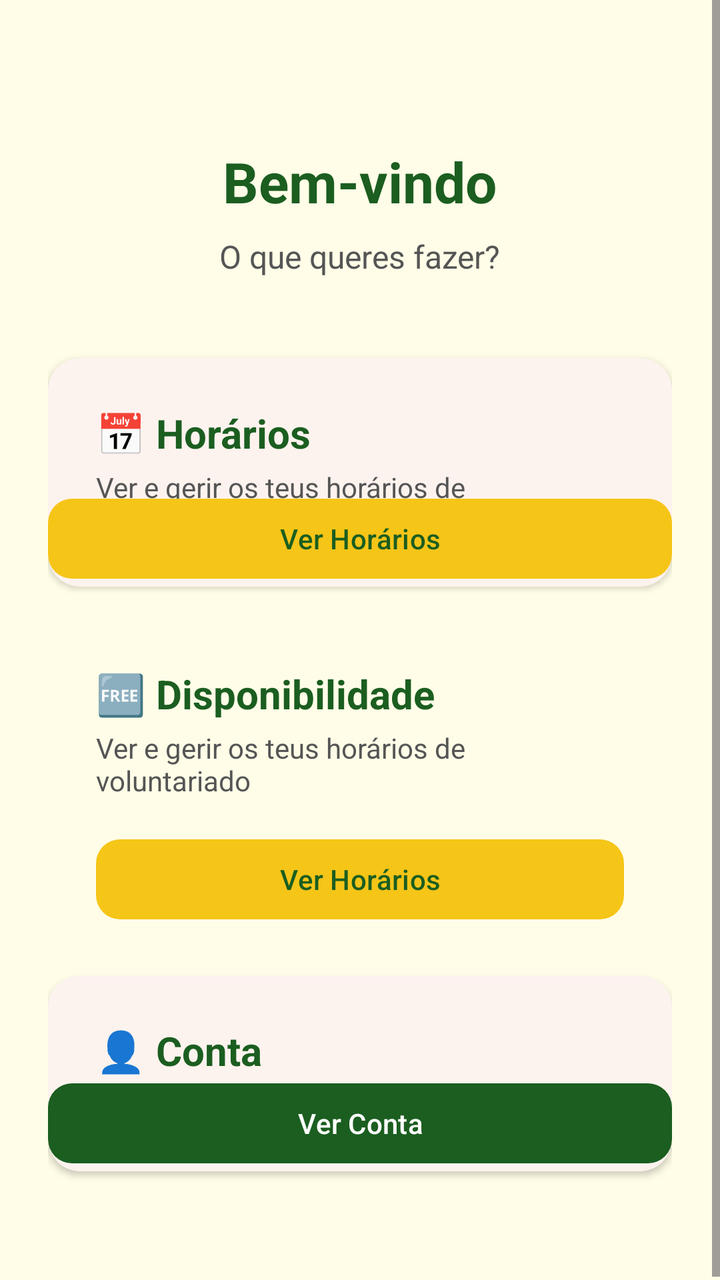
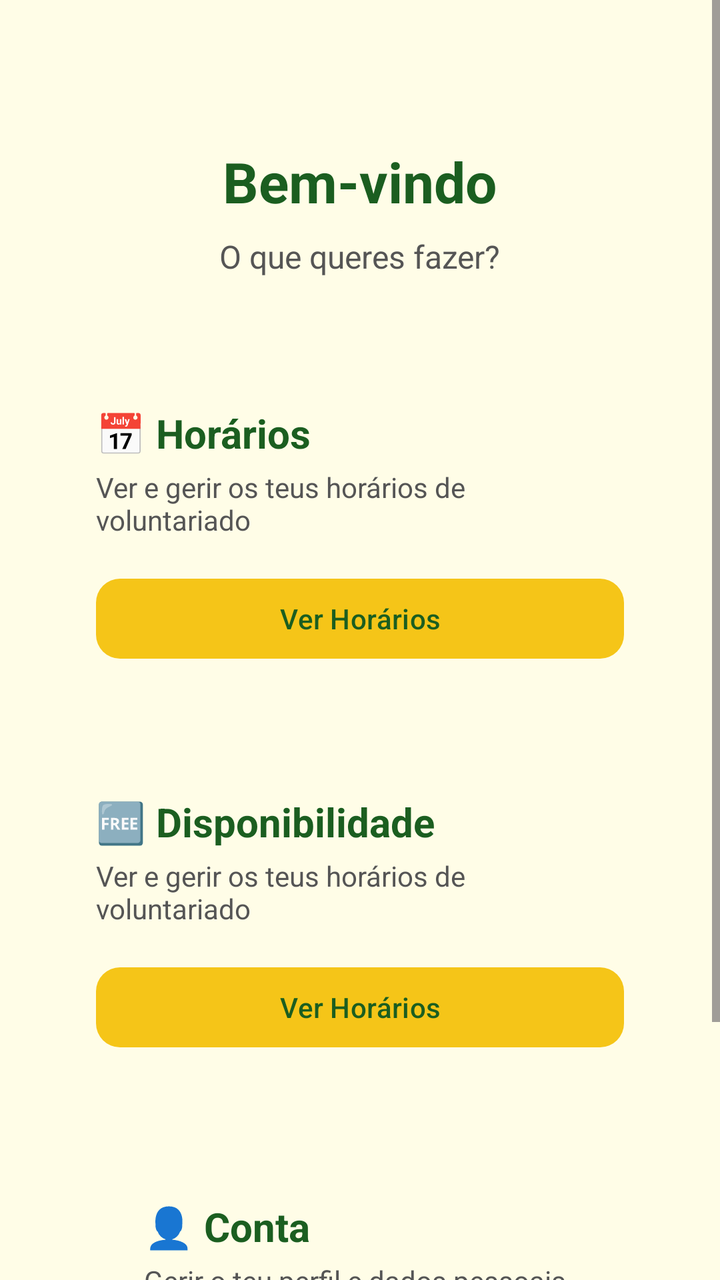

An Android layout rendered at two revisions. The XML below is the earlier revision; the diff shows what the commit changed to produce the second picture.
<!-- AndroidManifest.xml: application theme Theme.PrimeiraApp -->
<!-- res/layout/activity_home_page.xml -->
<ScrollView xmlns:android="http://schemas.android.com/apk/res/android"
    xmlns:app="http://schemas.android.com/apk/res-auto"
    xmlns:tools="http://schemas.android.com/tools"
    android:layout_width="match_parent"
    android:layout_height="match_parent"
    android:background="@color/background"
    android:fillViewport="true"
    tools:context=".HomePage">

    <LinearLayout
        android:layout_width="match_parent"
        android:layout_height="wrap_content"
        android:orientation="vertical"
        android:padding="24dp"
        android:gravity="center_horizontal">

        <TextView
            android:layout_width="wrap_content"
            android:layout_height="wrap_content"
            android:text="Bem-vindo"
            android:textSize="28sp"
            android:textStyle="bold"
            android:textColor="@color/text_primary"
            android:layout_marginTop="48dp" />

        <TextView
            android:layout_width="wrap_content"
            android:layout_height="wrap_content"
            android:text="O que queres fazer?"
            android:textSize="16sp"
            android:textColor="@color/text_secondary"
            android:layout_marginTop="8dp"
            android:layout_marginBottom="40dp" />

        <com.google.android.material.card.MaterialCardView
            android:layout_width="match_parent"
            android:layout_height="wrap_content"
            app:cardCornerRadius="16dp"
            app:cardElevation="2dp"
            app:strokeWidth="0dp"
            android:layout_marginBottom="16dp">

            <LinearLayout
                android:layout_width="match_parent"
                android:layout_height="wrap_content"
                android:orientation="vertical"
                android:padding="24dp"
                android:gravity="center_vertical">

                <TextView
                    android:layout_width="wrap_content"
                    android:layout_height="wrap_content"
                    android:text="📅 Horários"
                    android:textSize="20sp"
                    android:textStyle="bold"
                    android:textColor="@color/text_primary" />

                <TextView
                    android:layout_width="wrap_content"
                    android:layout_height="wrap_content"
                    android:text="Ver e gerir os teus horários de voluntariado"
                    android:textSize="14sp"
                    android:textColor="@color/text_secondary"
                    android:layout_marginTop="4dp" />

            </LinearLayout>

            <com.google.android.material.button.MaterialButton
                android:id="@+id/SchButton"
                android:layout_width="match_parent"
                android:layout_height="wrap_content"
                android:layout_gravity="bottom"
                android:text="Ver Horários"
                android:textSize="14sp"
                app:cornerRadius="12dp"
                app:backgroundTint="@color/primary"
                android:textColor="@color/on_primary"
                android:layout_marginTop="16dp" />

        </com.google.android.material.card.MaterialCardView>


        <LinearLayout
            android:layout_width="match_parent"
            android:layout_height="wrap_content"
            android:orientation="vertical"
            android:padding="24dp"
            android:gravity="center_vertical">

            <TextView
                android:layout_width="wrap_content"
                android:layout_height="wrap_content"
                android:text="🆓 Disponibilidade"
                android:textSize="20sp"
                android:textStyle="bold"
                android:textColor="@color/text_primary" />

            <TextView
                android:layout_width="wrap_content"
                android:layout_height="wrap_content"
                android:text="Ver e gerir os teus horários de voluntariado"
                android:textSize="14sp"
                android:textColor="@color/text_secondary"
                android:layout_marginTop="4dp" />

            <com.google.android.material.button.MaterialButton
                android:id="@+id/dispButton"
                android:layout_width="match_parent"
                android:layout_height="wrap_content"
                android:layout_gravity="bottom"
                android:text="Ver Horários"
                android:textSize="14sp"
                app:cornerRadius="12dp"
                app:backgroundTint="@color/primary"
                android:textColor="@color/on_primary"
                android:layout_marginTop="16dp" />

        </LinearLayout>

        <com.google.android.material.card.MaterialCardView
            android:layout_width="match_parent"
            android:layout_height="wrap_content"
            app:cardCornerRadius="16dp"
            app:cardElevation="2dp"
            app:strokeWidth="0dp"
            android:layout_marginBottom="16dp">

            <LinearLayout
                android:layout_width="match_parent"
                android:layout_height="wrap_content"
                android:orientation="vertical"
                android:padding="24dp"
                android:gravity="center_vertical">

                <TextView
                    android:layout_width="wrap_content"
                    android:layout_height="wrap_content"
                    android:text="👤 Conta"
                    android:textSize="20sp"
                    android:textStyle="bold"
                    android:textColor="@color/text_primary" />

                <TextView
                    android:layout_width="wrap_content"
                    android:layout_height="wrap_content"
                    android:text="Gerir o teu perfil e dados pessoais"
                    android:textSize="14sp"
                    android:textColor="@color/text_secondary"
                    android:layout_marginTop="4dp" />

            </LinearLayout>

            <com.google.android.material.button.MaterialButton
                android:id="@+id/AccButton"
                android:layout_width="match_parent"
                android:layout_height="wrap_content"
                android:layout_gravity="bottom"
                android:text="Ver Conta"
                android:textSize="14sp"
                app:cornerRadius="12dp"
                app:backgroundTint="@color/secondary"
                android:textColor="@color/on_secondary"
                android:layout_marginTop="16dp" />

        </com.google.android.material.card.MaterialCardView>

        <com.google.android.material.card.MaterialCardView
            android:layout_width="match_parent"
            android:layout_height="wrap_content"
            app:cardCornerRadius="16dp"
            app:cardElevation="2dp"
            app:strokeWidth="0dp"
            android:layout_marginBottom="16dp" />



    </LinearLayout>

</ScrollView>
<!-- resources referenced by this layout -->
<resources>
  <color name="background">#FFFDE7</color>
  <color name="on_primary">#1B5E20</color>
  <color name="on_secondary">#FFFFFF</color>
  <color name="primary">#F5C518</color>
  <color name="secondary">#1B5E20</color>
  <color name="text_primary">#1B5E20</color>
  <color name="text_secondary">#555555</color>
  <style name="Theme.PrimeiraApp" parent="Base.Theme.PrimeiraApp" />
  <style name="Base.Theme.PrimeiraApp" parent="Theme.Material3.DayNight.NoActionBar">
          <item name="colorPrimary">@color/primary</item>
          <item name="colorOnPrimary">@color/on_primary</item>
          <item name="colorPrimaryContainer">@color/primary_container</item>
          <item name="colorSecondary">@color/secondary</item>
          <item name="colorOnSecondary">@color/on_secondary</item>
          <item name="android:statusBarColor">@color/secondary</item>
          <item name="android:windowBackground">@color/background</item>
      </style>
  <color name="primary_container">#FFFDE7</color>
</resources>

<!-- the commit's change to res/layout/activity_home_page.xml (unified diff, before → after) -->
@@ -32,44 +32,34 @@
             android:layout_marginTop="8dp"
             android:layout_marginBottom="40dp" />
 
-        <com.google.android.material.card.MaterialCardView
+        <LinearLayout
             android:layout_width="match_parent"
             android:layout_height="wrap_content"
-            app:cardCornerRadius="16dp"
-            app:cardElevation="2dp"
-            app:strokeWidth="0dp"
+            android:orientation="vertical"
+            android:padding="24dp"
+            android:gravity="center_vertical"
             android:layout_marginBottom="16dp">
 
-            <LinearLayout
-                android:layout_width="match_parent"
+            <TextView
+                android:layout_width="wrap_content"
                 android:layout_height="wrap_content"
-                android:orientation="vertical"
-                android:padding="24dp"
-                android:gravity="center_vertical">
+                android:text="📅 Horários"
+                android:textSize="20sp"
+                android:textStyle="bold"
+                android:textColor="@color/text_primary" />
 
-                <TextView
-                    android:layout_width="wrap_content"
-                    android:layout_height="wrap_content"
-                    android:text="📅 Horários"
-                    android:textSize="20sp"
-                    android:textStyle="bold"
-                    android:textColor="@color/text_primary" />
-
-                <TextView
-                    android:layout_width="wrap_content"
-                    android:layout_height="wrap_content"
-                    android:text="Ver e gerir os teus horários de voluntariado"
-                    android:textSize="14sp"
-                    android:textColor="@color/text_secondary"
-                    android:layout_marginTop="4dp" />
-
-            </LinearLayout>
+            <TextView
+                android:layout_width="wrap_content"
+                android:layout_height="wrap_content"
+                android:text="Ver e gerir os teus horários de voluntariado"
+                android:textSize="14sp"
+                android:textColor="@color/text_secondary"
+                android:layout_marginTop="4dp" />
 
             <com.google.android.material.button.MaterialButton
                 android:id="@+id/SchButton"
                 android:layout_width="match_parent"
                 android:layout_height="wrap_content"
-                android:layout_gravity="bottom"
                 android:text="Ver Horários"
                 android:textSize="14sp"
                 app:cornerRadius="12dp"
@@ -77,7 +67,7 @@
                 android:textColor="@color/on_primary"
                 android:layout_marginTop="16dp" />
 
-        </com.google.android.material.card.MaterialCardView>
+        </LinearLayout>
 
 
         <LinearLayout
@@ -117,12 +107,12 @@
 
         </LinearLayout>
 
-        <com.google.android.material.card.MaterialCardView
+        <LinearLayout
             android:layout_width="match_parent"
             android:layout_height="wrap_content"
-            app:cardCornerRadius="16dp"
-            app:cardElevation="2dp"
-            app:strokeWidth="0dp"
+            android:orientation="vertical"
+            android:padding="24dp"
+            android:gravity="center_vertical"
             android:layout_marginBottom="16dp">
 
             <LinearLayout
@@ -162,15 +152,7 @@
                 android:textColor="@color/on_secondary"
                 android:layout_marginTop="16dp" />
 
-        </com.google.android.material.card.MaterialCardView>
-
-        <com.google.android.material.card.MaterialCardView
-            android:layout_width="match_parent"
-            android:layout_height="wrap_content"
-            app:cardCornerRadius="16dp"
-            app:cardElevation="2dp"
-            app:strokeWidth="0dp"
-            android:layout_marginBottom="16dp" />
+        </LinearLayout>
 
 
 
